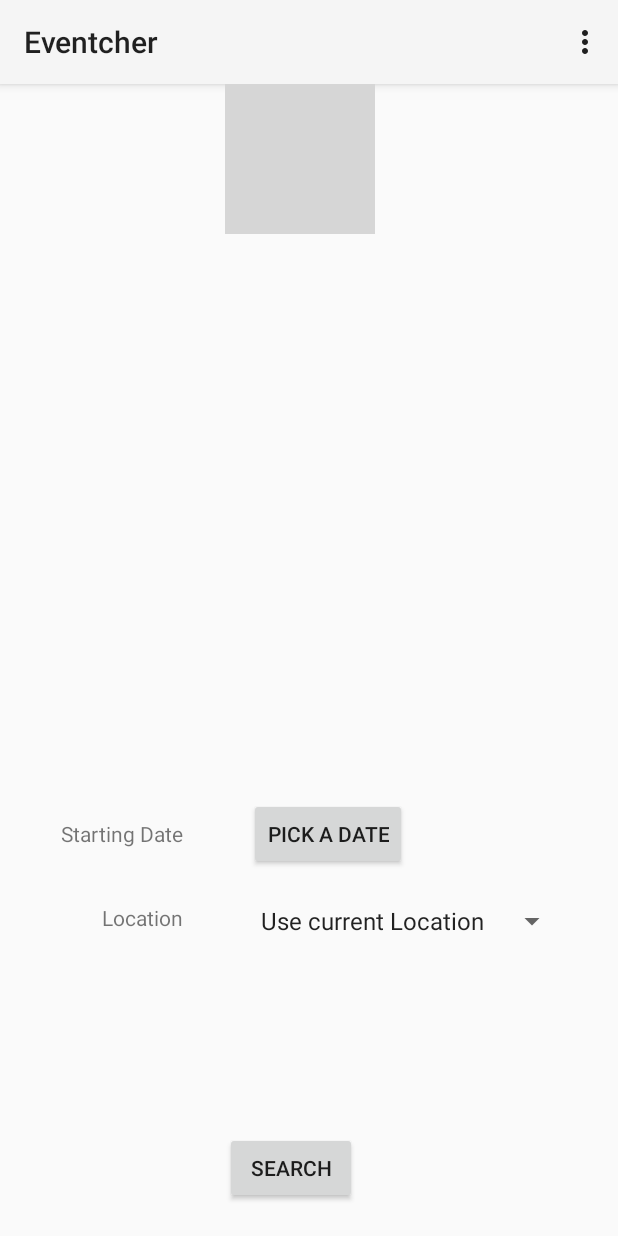
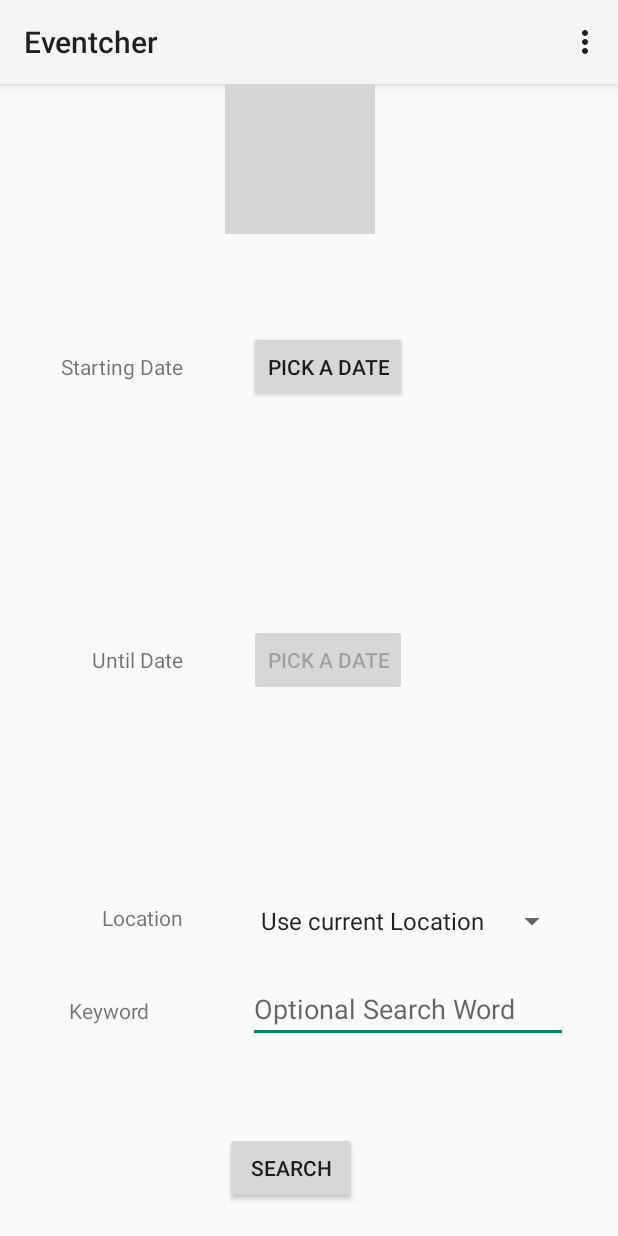
Before and after one commit to Vimal-Raghubir/Eventcher, an Android app: the SecondActivity screen opened directly, with no data from a screen before it, on a phone screen of 412 x 824 dp. Run offline under Robolectric (Android 15) with nearby library versions, the light colour scheme and no system bars; libraries missing offline, so code that uses them is left out: com.facebook, com.facebook.login; plain views replace ProfilePictureView; 6 statements that could not run were skipped; grey boxes are pictures that could not be loaded.

Commit message:
Added search keyword and started untilDate

```diff
--- a/sample/src/main/java/com/yuyakaido/android/cardstackview/sample/SecondActivity.java
+++ b/sample/src/main/java/com/yuyakaido/android/cardstackview/sample/SecondActivity.java
@@ -10,6 +10,8 @@ import android.support.v4.app.ActivityCompat;
 import android.support.v4.content.ContextCompat;
 import android.support.v7.app.AppCompatActivity;
 import android.os.Bundle;
+import android.text.Editable;
+import android.text.TextWatcher;
 import android.util.Log;
 import android.view.KeyEvent;
 import android.view.Menu;
@@ -18,6 +20,7 @@ import android.view.MotionEvent;
 import android.view.View;
 import android.widget.AdapterView;
 import android.widget.Button;
+import android.widget.EditText;
 import android.widget.Spinner;
 import android.widget.TextView;
 import android.location.*;
@@ -68,7 +71,7 @@ public class SecondActivity extends AppCompatActivity implements DatePickerFragm
 
     @Override
     protected void onCreate(Bundle savedInstanceState) {
-        SharedPreferences settings = getSharedPreferences(PREFS_NAME, 0);                       //Used for rendering the app theme before page is created
+        final SharedPreferences settings = getSharedPreferences(PREFS_NAME, 0);                       //Used for rendering the app theme before page is created
         activityTheme = settings.getString("theme", "Light");
         if (activityTheme.equals("Light")) {
             setTheme(R.style.Theme_AppCompat_Light);
@@ -95,7 +98,42 @@ public class SecondActivity extends AppCompatActivity implements DatePickerFragm
 
         final Button dateSpinner = (Button) findViewById(R.id.dateSpinner);
 
+        final Button untilDateSpinner = (Button) findViewById(R.id.untilDateSpinner);
+        //Continue code to create date functionality for untilDate
+        //TODO implement addTextChangedListener to perform untilDateSpinner logic
+        dateSpinner.addTextChangedListener(new TextWatcher() {
+            @Override
+            public void beforeTextChanged(CharSequence s, int start, int count, int after) {
+
+            }
+
+            @Override
+            public void onTextChanged(CharSequence s, int start, int before, int count) {
+
+            }
+
+            @Override
+            public void afterTextChanged(Editable s) {
+                untilDateSpinner.setEnabled(true);
+                String dateRange = settings.getString("dateRange", "One Month");
+                switch (dateRange) {
+                    case "One Month":
+                        break;
+                    case "Two Months":
+                        break;
+                    case "Three Months":
+                        break;
+                }
+            }
+        });
         dateSpinner.setOnClickListener(new View.OnClickListener() {
+            @Override
+            public void onClick(View view) {
+                showDatePickerDialog(view);
+            }
+        });
+
+        untilDateSpinner.setOnClickListener(new View.OnClickListener() {
             @Override
             public void onClick(View view) {
                 showDatePickerDialog(view);
@@ -299,14 +337,6 @@ public class SecondActivity extends AppCompatActivity implements DatePickerFragm
     }
 
     private void parsePlaces(GraphResponse places) {
-        /*Bundle parameters = new Bundle();
-        parameters.putString("fields", "name,description,id,cover,place,start_time,end_time");
-        //parameters.putString("limit", "20");
-        parameters.putString("since", startDate);
-       // parameters.putString("until", untilDate);
-*/
-
-
         try {
             JSONObject plc = places.getJSONObject();
             JSONArray jarray = plc.getJSONArray("data");
@@ -375,55 +405,12 @@ public class SecondActivity extends AppCompatActivity implements DatePickerFragm
         }
     }
 
-    private void getEvents(String p) {
-        GraphRequest request = GraphRequest.newGraphPathRequest(
-                accessToken,
-                "/" + p + "/events",
-                new GraphRequest.Callback() {
-                    @Override
-                    public void onCompleted(GraphResponse response) {
-                        if (response != null ){
-                            parseEvents(response);
-                        }
-                     //   findEvents();
-                    }
-                });
-
-        Bundle parameters = new Bundle();
-        parameters.putString("fields", "name,description,id,cover,place,start_time,end_time");
-        request.setParameters(parameters);
-        request.executeAsync();
-
-
-        /*
-        GraphRequest request = GraphRequest.newGraphPathRequest(
-                accessToken,
-                "/search",
-                new GraphRequest.Callback() {
-                    @Override
-                    public void onCompleted(GraphResponse response) {
-                        if (response != null ){
-                            parseEvents(response);
-                            //this.onCompleted(response);
-                        }
-                        findEvents();
-                    }
-                });
-
-        Bundle parameters = new Bundle();
-        parameters.putString("type", "event");
-        parameters.putString("q", p);
-        parameters.putString("fields", "name,description,id,cover,place,start_time,end_time");
-        System.out.println(startDate + "," + untilDate);
-        parameters.putString("since", startDate);
-        parameters.putString("until", untilDate);
-        parameters.putString("limit", "50");
-        request.setParameters(parameters);
-        request.executeAsync();*/
+    private void getEventsBySearchWord(String p) {
+        //parse events by keyword
     }
 
     private void parseEvents(GraphResponse events_response) {
-
+        EditText searchKeyword = (EditText) findViewById(R.id.keyword);
         try {
             JSONObject evts = events_response.getJSONObject();
             if(evts != null){
@@ -432,7 +419,12 @@ public class SecondActivity extends AppCompatActivity implements DatePickerFragm
                 for(int i = 0; i < earray.length(); i++) {
                     JSONObject event = earray.getJSONObject(i);
                     Event new_event = new Event(event);
-                    events.add(new_event);
+                    Log.d("searchKeyword", searchKeyword.getText().toString());
+                    if (searchKeyword.getText() == null) {
+                        events.add(new_event);
+                    } else if (new_event.getName().contains(searchKeyword.getText()) || new_event.getLongDescription().contains(searchKeyword.getText())) {
+                        events.add(new_event);
+                    }
 
                 }
 
--- a/sample/src/main/res/layout/activity_second.xml
+++ b/sample/src/main/res/layout/activity_second.xml
@@ -70,10 +70,49 @@
         android:layout_height="wrap_content"
 
 
-        android:layout_above="@+id/location"
         android:layout_alignStart="@+id/location"
-        android:layout_marginBottom="22dp"
+        android:layout_below="@+id/textView"
+        android:layout_marginTop="24dp"
         android:text="Pick a Date" />
+
+    <TextView
+        android:id="@+id/untilDate"
+        android:layout_width="wrap_content"
+        android:layout_height="wrap_content"
+        android:layout_alignEnd="@+id/textView3"
+        android:layout_centerVertical="true"
+        android:text="Until Date" />
+
+    <Button
+        android:id="@+id/untilDateSpinner"
+        android:layout_width="wrap_content"
+        android:layout_height="wrap_content"
+
+
+        android:layout_alignStart="@+id/location"
+        android:layout_centerVertical="true"
+        android:enabled="false"
+        android:text="Pick a Date" />
+
+    <EditText
+        android:id="@+id/keyword"
+        android:layout_width="wrap_content"
+        android:layout_height="wrap_content"
+        android:layout_alignEnd="@+id/location"
+        android:layout_below="@+id/location"
+        android:layout_marginTop="24dp"
+        android:ems="10"
+        android:hint="Optional Search Word"
+        android:inputType="textPersonName" />
+
+    <TextView
+        android:id="@+id/textView11"
+        android:layout_width="wrap_content"
+        android:layout_height="wrap_content"
+        android:layout_alignBottom="@+id/keyword"
+        android:layout_marginBottom="12dp"
+        android:layout_toStartOf="@+id/textView"
+        android:text="Keyword" />
 
 
 </RelativeLayout>
--- a/sample/src/main/res/values/strings.xml
+++ b/sample/src/main/res/values/strings.xml
@@ -45,7 +45,7 @@
     </string-array>
 
     <string-array name="themes">
-        <item name="light">Light</item>
-        <item name="dark">Dark</item>
+        <item name="light">Daylight</item>
+        <item name="dark">Moonlight</item>
     </string-array>
 </resources>
```
Also changed, not shown: sample/src/main/res/layout/activity_settings.xml (+10 -10 lines).
